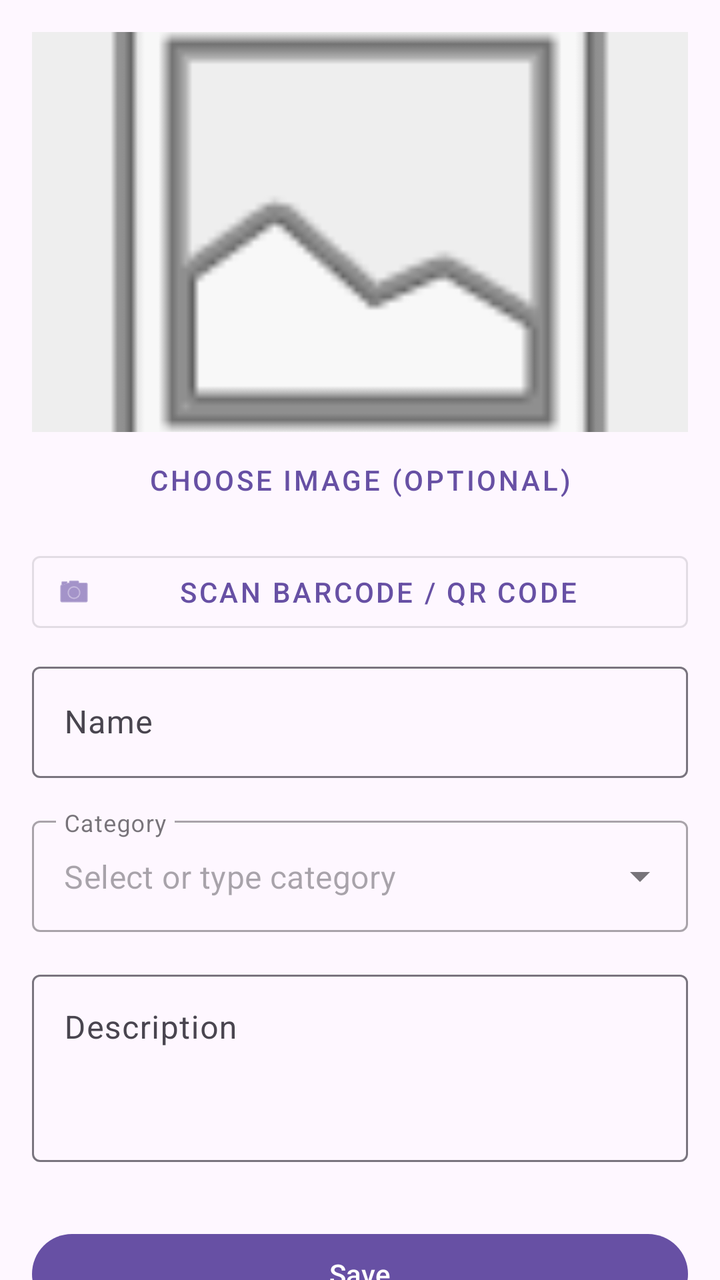
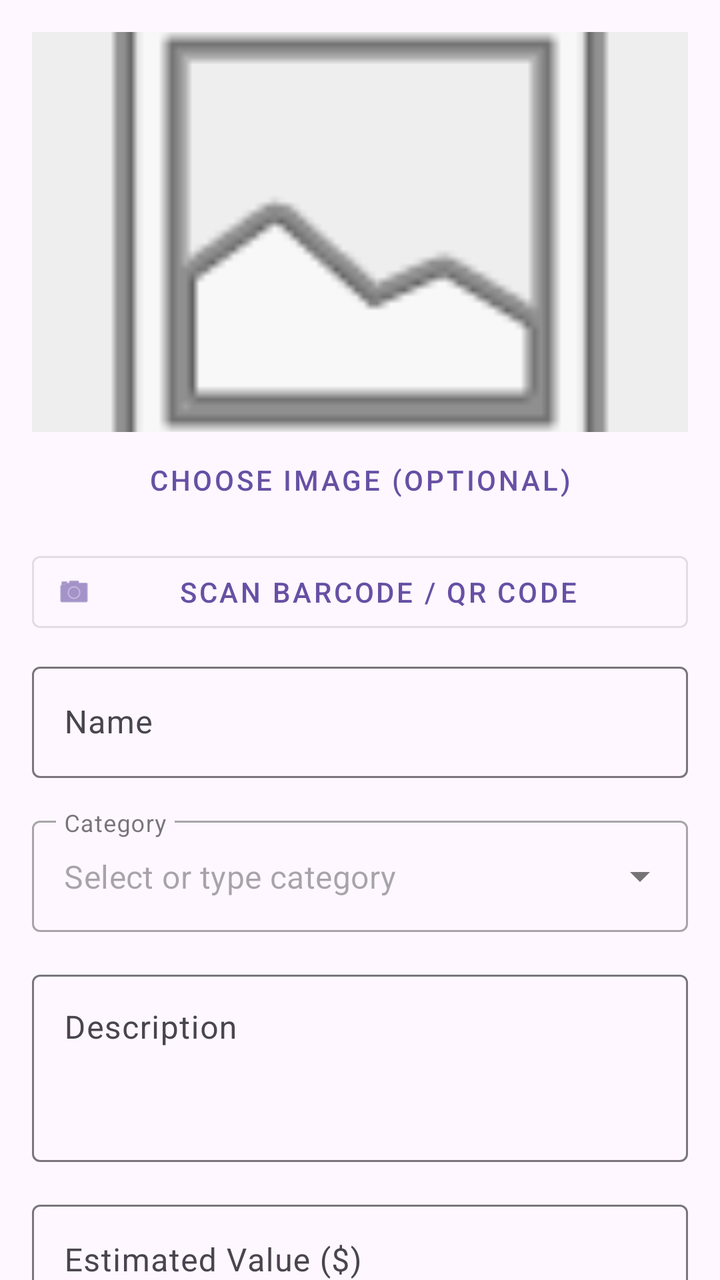

Compare the two renders of this Android layout. The source of the first and the diff that turns it into the second are given below.
<!-- AndroidManifest.xml: application theme Theme.CollectorsTrackingApp -->
<!-- res/layout/fragment_second.xml -->
<?xml version="1.0" encoding="utf-8"?>
<androidx.core.widget.NestedScrollView xmlns:android="http://schemas.android.com/apk/res/android"
    xmlns:app="http://schemas.android.com/apk/res-auto"
    xmlns:tools="http://schemas.android.com/tools"
    android:layout_width="match_parent"
    android:layout_height="match_parent"
    tools:context=".SecondFragment">

    <androidx.constraintlayout.widget.ConstraintLayout
        android:layout_width="match_parent"
        android:layout_height="match_parent"
        android:padding="16dp">

        <ImageView
            android:id="@+id/imageViewPreview"
            android:layout_width="match_parent"
            android:layout_height="200dp"
            android:scaleType="centerCrop"
            android:src="@android:drawable/ic_menu_gallery"
            app:layout_constraintTop_toTopOf="parent"
            android:background="#EEEEEE" />

        <Button
            android:id="@+id/buttonSelectImage"
            style="@style/Widget.MaterialComponents.Button.TextButton"
            android:layout_width="wrap_content"
            android:layout_height="wrap_content"
            android:text="Choose Image (Optional)"
            app:layout_constraintEnd_toEndOf="parent"
            app:layout_constraintStart_toStartOf="parent"
            app:layout_constraintTop_toBottomOf="@id/imageViewPreview" />

        <Button
            android:id="@+id/buttonScanCode"
            style="@style/Widget.MaterialComponents.Button.OutlinedButton.Icon"
            android:layout_width="match_parent"
            android:layout_height="wrap_content"
            android:layout_marginTop="8dp"
            android:text="@string/scan_barcode"
            app:icon="@android:drawable/ic_menu_camera"
            app:layout_constraintTop_toBottomOf="@id/buttonSelectImage" />

        <com.google.android.material.textfield.TextInputLayout
            android:id="@+id/layoutName"
            android:layout_width="match_parent"
            android:layout_height="wrap_content"
            android:layout_marginTop="8dp"
            android:hint="@string/name_label"
            app:layout_constraintTop_toBottomOf="@id/buttonScanCode">

            <com.google.android.material.textfield.TextInputEditText
                android:id="@+id/editTextName"
                android:layout_width="match_parent"
                android:layout_height="wrap_content" />
        </com.google.android.material.textfield.TextInputLayout>

        <com.google.android.material.textfield.TextInputLayout
            android:id="@+id/layoutCategory"
            style="@style/Widget.MaterialComponents.TextInputLayout.OutlinedBox.ExposedDropdownMenu"
            android:layout_width="match_parent"
            android:layout_height="wrap_content"
            android:layout_marginTop="16dp"
            android:hint="@string/category_label"
            app:expandedHintEnabled="false"
            app:layout_constraintTop_toBottomOf="@id/layoutName">

            <AutoCompleteTextView
                android:id="@+id/autoCompleteCategory"
                android:layout_width="match_parent"
                android:layout_height="wrap_content"
                android:completionThreshold="0"
                android:hint="@string/category_hint"
                android:inputType="text" />
        </com.google.android.material.textfield.TextInputLayout>

        <com.google.android.material.textfield.TextInputLayout
            android:id="@+id/layoutDescription"
            android:layout_width="match_parent"
            android:layout_height="wrap_content"
            android:layout_marginTop="16dp"
            android:hint="@string/description_label"
            app:layout_constraintTop_toBottomOf="@id/layoutCategory">

            <com.google.android.material.textfield.TextInputEditText
                android:id="@+id/editTextDescription"
                android:layout_width="match_parent"
                android:layout_height="wrap_content"
                android:gravity="top"
                android:inputType="textMultiLine"
                android:minLines="3" />
        </com.google.android.material.textfield.TextInputLayout>

        <Button
            android:id="@+id/button_save"
            android:layout_width="0dp"
            android:layout_height="wrap_content"
            android:layout_marginTop="32dp"
            android:text="@string/save"
            app:layout_constraintEnd_toStartOf="@+id/button_delete"
            app:layout_constraintHorizontal_bias="0.5"
            app:layout_constraintStart_toStartOf="parent"
            app:layout_constraintTop_toBottomOf="@id/layoutDescription" />

        <Button
            android:id="@+id/button_delete"
            style="@style/Widget.MaterialComponents.Button.TextButton"
            android:layout_width="0dp"
            android:layout_height="wrap_content"
            android:text="@string/delete"
            android:textColor="@android:color/holo_red_dark"
            android:visibility="gone"
            app:layout_constraintBottom_toBottomOf="@+id/button_save"
            app:layout_constraintEnd_toEndOf="parent"
            app:layout_constraintHorizontal_bias="0.5"
            app:layout_constraintStart_toEndOf="@+id/button_save"
            app:layout_constraintTop_toTopOf="@+id/button_save"
            tools:visibility="visible" />

        <Button
            android:id="@+id/button_back"
            style="@style/Widget.MaterialComponents.Button.OutlinedButton"
            android:layout_width="match_parent"
            android:layout_height="wrap_content"
            android:layout_marginTop="8dp"
            android:text="@string/back_to_collection"
            app:layout_constraintTop_toBottomOf="@id/button_save" />

    </androidx.constraintlayout.widget.ConstraintLayout>
</androidx.core.widget.NestedScrollView>
<!-- resources referenced by this layout -->
<resources>
  <string name="back_to_collection">Back to My Collection</string>
  <string name="category_hint">Select or type category</string>
  <string name="category_label">Category</string>
  <string name="delete">Delete</string>
  <string name="description_label">Description</string>
  <string name="name_label">Name</string>
  <string name="save">Save</string>
  <string name="scan_barcode">Scan Barcode / QR Code</string>
  <style name="Theme.CollectorsTrackingApp" parent="Base.Theme.CollectorsTrackingApp" />
  <style name="Base.Theme.CollectorsTrackingApp" parent="Theme.Material3.DayNight.NoActionBar">
          
          
      </style>
</resources>

<!-- the commit's change to res/layout/fragment_second.xml (unified diff, before → after) -->
@@ -90,6 +90,44 @@
                 android:minLines="3" />
         </com.google.android.material.textfield.TextInputLayout>
 
+        <com.google.android.material.textfield.TextInputLayout
+            android:id="@+id/layoutEstimatedValue"
+            android:layout_width="match_parent"
+            android:layout_height="wrap_content"
+            android:layout_marginTop="16dp"
+            android:hint="Estimated Value ($)"
+            app:layout_constraintTop_toBottomOf="@id/layoutDescription">
+
+            <com.google.android.material.textfield.TextInputEditText
+                android:id="@+id/editTextEstimatedValue"
+                android:layout_width="match_parent"
+                android:layout_height="wrap_content"
+                android:inputType="numberDecimal" />
+        </com.google.android.material.textfield.TextInputLayout>
+
+        <com.google.android.material.textfield.TextInputLayout
+            android:id="@+id/layoutTags"
+            android:layout_width="match_parent"
+            android:layout_height="wrap_content"
+            android:layout_marginTop="16dp"
+            android:hint="Tags (comma separated, e.g. rare, signed)"
+            app:layout_constraintTop_toBottomOf="@id/layoutEstimatedValue">
+
+            <com.google.android.material.textfield.TextInputEditText
+                android:id="@+id/editTextTags"
+                android:layout_width="match_parent"
+                android:layout_height="wrap_content"
+                android:inputType="text" />
+        </com.google.android.material.textfield.TextInputLayout>
+
+        <com.google.android.material.switchmaterial.SwitchMaterial
+            android:id="@+id/switchWishlist"
+            android:layout_width="match_parent"
+            android:layout_height="wrap_content"
+            android:layout_marginTop="16dp"
+            android:text="Add to Wishlist (Want List)"
+            app:layout_constraintTop_toBottomOf="@id/layoutTags" />
+
         <Button
             android:id="@+id/button_save"
             android:layout_width="0dp"
@@ -99,7 +137,7 @@
             app:layout_constraintEnd_toStartOf="@+id/button_delete"
             app:layout_constraintHorizontal_bias="0.5"
             app:layout_constraintStart_toStartOf="parent"
-            app:layout_constraintTop_toBottomOf="@id/layoutDescription" />
+            app:layout_constraintTop_toBottomOf="@id/switchWishlist" />
 
         <Button
             android:id="@+id/button_delete"
